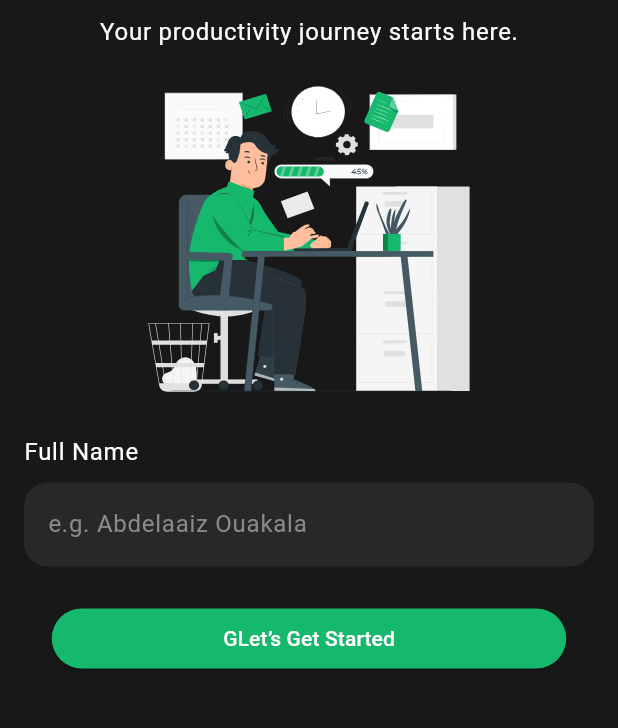
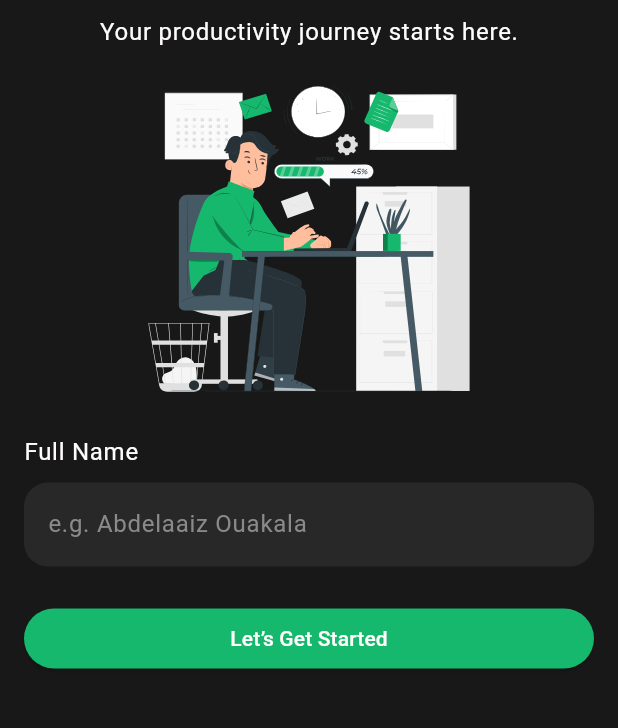
Before and after one commit to O-Abdelaaziz/tasky_task_management_mobile_app, a Flutter app: the screen it shows after launch, on a phone screen of 412 x 824 dp, the part 289-1017 px from its top. Run offline on Flutter 3.47's test engine with Material 3 defaults, Android fonts, the light colour scheme and no system bars; our stand-ins replace flutter_svg.

Commit message:
📌 Task 04: adding and using TextEditingController

```diff
--- a/lib/main.dart
+++ b/lib/main.dart
@@ -1,5 +1,5 @@
 import 'package:flutter/material.dart';
-import 'package:tasky_task_management_mobile_app/screens/home_screen.dart';
+import 'package:tasky_task_management_mobile_app/screens/welcome_screen.dart';
 
 void main() {
   runApp(const MyApp());
@@ -15,7 +15,7 @@ class MyApp extends StatelessWidget {
       title: 'Tasky',
       theme: ThemeData(useMaterial3: true),
       debugShowCheckedModeBanner: false,
-      home: const HomeScreen(),
+      home: WelcomeScreen(),
     );
   }
 }
--- a/lib/screens/home_screen.dart
+++ b/lib/screens/home_screen.dart
@@ -1,5 +1,4 @@
 import 'package:flutter/material.dart';
-import 'package:flutter_svg/svg.dart';
 
 class HomeScreen extends StatelessWidget {
   const HomeScreen({super.key});
@@ -7,139 +6,8 @@ class HomeScreen extends StatelessWidget {
   @override
   Widget build(BuildContext context) {
     return Scaffold(
-      backgroundColor: Color(0XFF181818),
-      body: SafeArea(
-        child: Column(
-          children: [
-            SizedBox(height: 16),
-            Row(
-              mainAxisAlignment: MainAxisAlignment.center,
-              crossAxisAlignment: CrossAxisAlignment.center,
-              children: [
-                SvgPicture.asset(
-                  'assets/images/logo.svg',
-                  width: 42,
-                  height: 42,
-                ),
-                SizedBox(width: 16),
-                Text(
-                  'Tasky',
-                  style: TextStyle(
-                    color: Color(0XFFFFFFFF),
-                    fontSize: 28.0,
-                    fontWeight: FontWeight.w400,
-                    letterSpacing: 0.5,
-                    height: 0.857,
-                  ),
-                  textHeightBehavior: const TextHeightBehavior(
-                    leadingDistribution: TextLeadingDistribution.even,
-                  ),
-                ),
-              ],
-            ),
-            SizedBox(height: 108),
-            Row(
-              mainAxisAlignment: MainAxisAlignment.center,
-              children: [
-                Text(
-                  'Welcome To Tasky',
-                  style: TextStyle(
-                    color: Color(0XFFFFFFFF),
-                    fontSize: 24,
-                    fontWeight: FontWeight.w400,
-                    letterSpacing: 0.5,
-                    height: 0.857,
-                  ),
-                  textHeightBehavior: const TextHeightBehavior(
-                    leadingDistribution: TextLeadingDistribution.even,
-                  ),
-                ),
-                SizedBox(width: 8),
-                SvgPicture.asset(
-                  'assets/images/waving_hand.svg',
-                  width: 28,
-                  height: 28,
-                ),
-              ],
-            ),
-            SizedBox(height: 8),
-            Text(
-              'Your productivity journey starts here.',
-              style: TextStyle(
-                color: Color(0XFFFFFCFC),
-                fontSize: 16,
-                fontWeight: FontWeight.w400,
-                letterSpacing: 0.5,
-                height: 1.5,
-              ),
-            ),
-            SizedBox(height: 24),
-            SvgPicture.asset(
-              'assets/images/hero_image.svg',
-              width: 215,
-              height: 204.39,
-            ),
-            SizedBox(height: 28),
-            Padding(
-              padding: const EdgeInsets.symmetric(horizontal: 16.0),
-              child: Column(
-                crossAxisAlignment: CrossAxisAlignment.start,
-                children: [
-                  Text(
-                    'Full Name',
-                    textAlign: TextAlign.start,
-                    style: TextStyle(
-                      color: Color(0XFFFFFCFC),
-                      fontSize: 16,
-                      fontWeight: FontWeight.w400,
-                      letterSpacing: 0.5,
-                      height: 1.5,
-                    ),
-                  ),
-                  SizedBox(height: 8),
-                  TextField(
-                    style: TextStyle(color: Colors.white),
-                    cursorColor: Colors.white,
-                    decoration: InputDecoration(
-                      hintText: 'e.g. Abdelaaiz Ouakala',
-                      hintStyle: TextStyle(color: Color(0XFF8A8A8A)),
-                      filled: true,
-                      fillColor: Color(0XFF282828),
-                      border: OutlineInputBorder(
-                        borderRadius: BorderRadius.circular(16),
-                        borderSide: BorderSide.none,
-                      ),
-                    ),
-                  ),
-                ],
-              ),
-            ),
-            SizedBox(height: 24),
-            ElevatedButton(
-              style: ElevatedButton.styleFrom(
-                backgroundColor: Color(0XFF15B86C),
-                foregroundColor: Color(0XFFFFFCFC),
-                fixedSize: Size(343, 40),
-                shape: RoundedRectangleBorder(
-                  borderRadius: BorderRadius.circular(100),
-                ),
-              ),
-              child: Text(
-                'GLet’s Get Started',
-
-                style: TextStyle(
-                  color: Color(0XFFFFFCFC),
-                  fontSize: 14,
-                  fontWeight: FontWeight.w500,
-                  letterSpacing: 0.1,
-                  height: 1.42,
-                ),
-              ),
-              onPressed: () {},
-            ),
-          ],
-        ),
-      ),
+      appBar: AppBar(title: Text('Home Screen')),
+      body: Center(child: Text('Home Screen')),
     );
   }
 }
--- /dev/null
+++ b/lib/screens/welcome_screen.dart
@@ -0,0 +1,171 @@
+import 'package:flutter/material.dart';
+import 'package:flutter_svg/svg.dart';
+import 'package:tasky_task_management_mobile_app/screens/home_screen.dart';
+
+class WelcomeScreen extends StatelessWidget {
+  WelcomeScreen({super.key});
+
+  TextEditingController fullNameController = TextEditingController();
+
+  // fullNameValidator(String? value) {
+  //   if (value == null || value.isEmpty) {
+  //     return 'Please enter your full name';
+  //   }
+  //   return null;
+  // }
+
+  @override
+  Widget build(BuildContext context) {
+    return Scaffold(
+      backgroundColor: Color(0XFF181818),
+      body: SafeArea(
+        child: SingleChildScrollView(
+          child: Column(
+            children: [
+              SizedBox(height: 16),
+              Row(
+                mainAxisAlignment: MainAxisAlignment.center,
+                crossAxisAlignment: CrossAxisAlignment.center,
+                children: [
+                  SvgPicture.asset(
+                    'assets/images/logo.svg',
+                    width: 42,
+                    height: 42,
+                  ),
+                  SizedBox(width: 16),
+                  Text(
+                    'Tasky',
+                    style: TextStyle(
+                      color: Color(0XFFFFFFFF),
+                      fontSize: 28.0,
+                      fontWeight: FontWeight.w400,
+                      letterSpacing: 0.5,
+                      height: 0.857,
+                    ),
+                    textHeightBehavior: const TextHeightBehavior(
+                      leadingDistribution: TextLeadingDistribution.even,
+                    ),
+                  ),
+                ],
+              ),
+              SizedBox(height: 108),
+              Row(
+                mainAxisAlignment: MainAxisAlignment.center,
+                children: [
+                  Text(
+                    'Welcome To Tasky',
+                    style: TextStyle(
+                      color: Color(0XFFFFFFFF),
+                      fontSize: 24,
+                      fontWeight: FontWeight.w400,
+                      letterSpacing: 0.5,
+                      height: 0.857,
+                    ),
+                    textHeightBehavior: const TextHeightBehavior(
+                      leadingDistribution: TextLeadingDistribution.even,
+                    ),
+                  ),
+                  SizedBox(width: 8),
+                  SvgPicture.asset(
+                    'assets/images/waving_hand.svg',
+                    width: 28,
+                    height: 28,
+                  ),
+                ],
+              ),
+              SizedBox(height: 8),
+              Text(
+                'Your productivity journey starts here.',
+                style: TextStyle(
+                  color: Color(0XFFFFFCFC),
+                  fontSize: 16,
+                  fontWeight: FontWeight.w400,
+                  letterSpacing: 0.5,
+                  height: 1.5,
+                ),
+              ),
+              SizedBox(height: 24),
+              SvgPicture.asset(
+                'assets/images/hero_image.svg',
+                width: 215,
+                height: 204.39,
+              ),
+              SizedBox(height: 28),
+              Padding(
+                padding: const EdgeInsets.symmetric(horizontal: 16.0),
+                child: Column(
+                  crossAxisAlignment: CrossAxisAlignment.start,
+                  children: [
+                    Text(
+                      'Full Name',
+                      textAlign: TextAlign.start,
+                      style: TextStyle(
+                        color: Color(0XFFFFFCFC),
+                        fontSize: 16,
+                        fontWeight: FontWeight.w400,
+                        letterSpacing: 0.5,
+                        height: 1.5,
+                      ),
+                    ),
+                    SizedBox(height: 8),
+                    TextField(
+                      controller: fullNameController,
+                      style: TextStyle(color: Colors.white),
+                      cursorColor: Colors.white,
+                      decoration: InputDecoration(
+                        hintText: 'e.g. Abdelaaiz Ouakala',
+                        hintStyle: TextStyle(color: Color(0XFF8A8A8A)),
+                        filled: true,
+                        fillColor: Color(0XFF282828),
+                        border: OutlineInputBorder(
+                          borderRadius: BorderRadius.circular(16),
+                          borderSide: BorderSide.none,
+                        ),
+                      ),
+                    ),
+                  ],
+                ),
+              ),
+              SizedBox(height: 24),
+              ElevatedButton(
+                style: ElevatedButton.styleFrom(
+                  backgroundColor: Color(0XFF15B86C),
+                  foregroundColor: Color(0XFFFFFCFC),
+                  fixedSize: Size(MediaQuery.of(context).size.width - 32, 40),
+                  shape: RoundedRectangleBorder(
+                    borderRadius: BorderRadius.circular(100),
+                  ),
+                ),
+                child: Text(
+                  'Let’s Get Started',
+                  style: TextStyle(
+                    color: Color(0XFFFFFCFC),
+                    fontSize: 14,
+                    fontWeight: FontWeight.w500,
+                    letterSpacing: 0.1,
+                    height: 1.42,
+                  ),
+                ),
+                onPressed: () {
+                  // Navigate to the next screen or perform any action
+                  if (fullNameController.text.trim().isNotEmpty) {
+                    // You can pass the full name to the next screen if needed
+                    Navigator.push(
+                      context,
+                      MaterialPageRoute(builder: (context) => HomeScreen()),
+                    );
+                  } else {
+                    // Show an error message or prompt the user to enter their name
+                    ScaffoldMessenger.of(context).showSnackBar(
+                      SnackBar(content: Text('Please enter your full name')),
+                    );
+                  }
+                },
+              ),
+            ],
+          ),
+        ),
+      ),
+    );
+  }
+}
```
